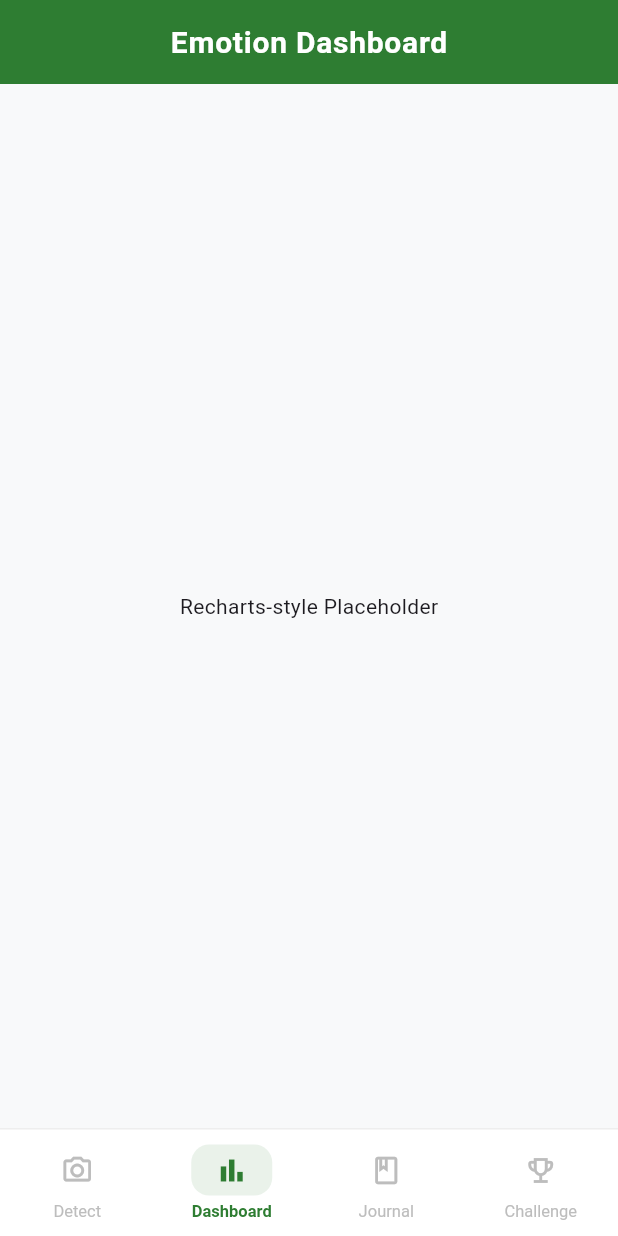
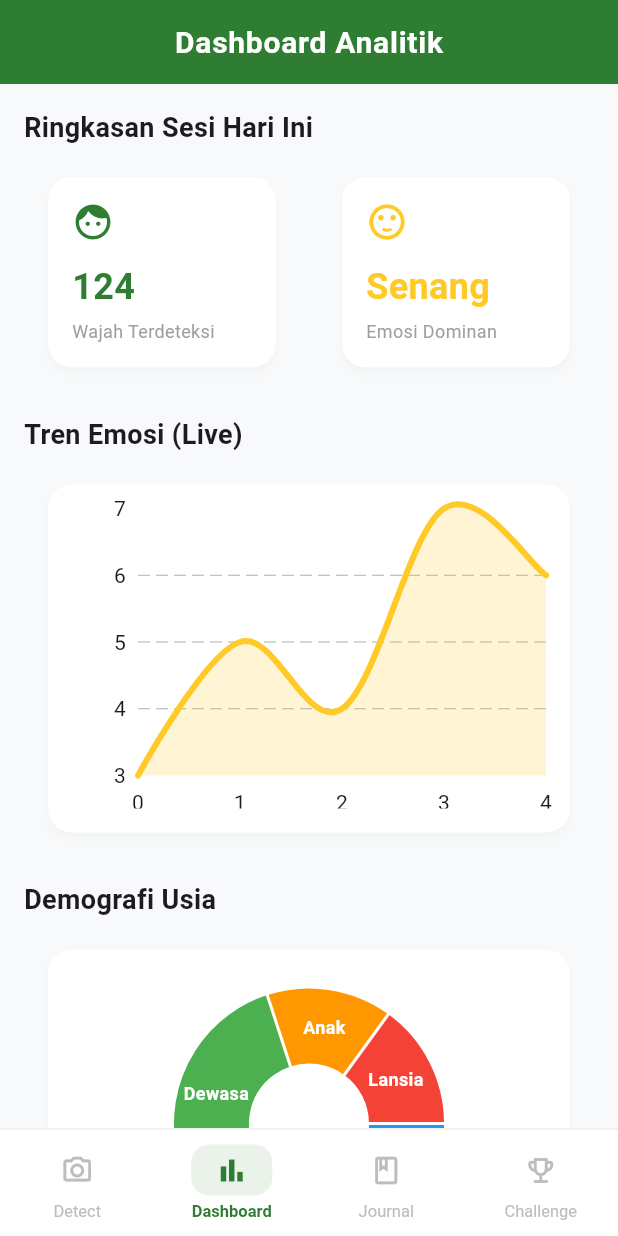
Before and after one commit to yajidms/pcd-tubes, a Flutter app: the screen it shows after launch, item 2 of the bottom bar chosen, on a phone screen of 412 x 824 dp. Run offline on Flutter 3.47's test engine with Material 3 defaults, Android fonts, the phone set to English and light mode, and no system bars; drawn by our look-alikes of fl_chart; our stand-ins replace flutter_dotenv; missing offline and left inert: mongo_dart.

Commit message:
feat(dashboard): implement analytical dashboard with fl_chart visualizations

```diff
--- a/lib/features/dashboard/dashboard_screen.dart
+++ b/lib/features/dashboard/dashboard_screen.dart
@@ -1,12 +1,160 @@
 import 'package:flutter/material.dart';
+import 'package:fl_chart/fl_chart.dart';
+import '../../shared/theme/app_theme.dart';
+
 class DashboardScreen extends StatelessWidget {
   const DashboardScreen({super.key});
+
   @override
   Widget build(BuildContext context) {
     return Scaffold(
-      appBar: AppBar(title: const Text('Emotion Dashboard')),
-      body: const Center(
-        child: Text('Recharts-style Placeholder'),
+      appBar: AppBar(
+        title: const Text('Dashboard Analitik'),
+      ),
+      body: SingleChildScrollView(
+        padding: const EdgeInsets.all(16.0),
+        child: Column(
+          crossAxisAlignment: CrossAxisAlignment.start,
+          children: [
+            const Text(
+              'Ringkasan Sesi Hari Ini',
+              style: TextStyle(fontSize: 18, fontWeight: FontWeight.bold),
+            ),
+            const SizedBox(height: 12),
+            // Kartu Ringkasan (Summary)
+            Row(
+              children: [
+                _buildSummaryCard('Wajah Terdeteksi', '124', Icons.face, AppTheme.primaryColor),
+                const SizedBox(width: 12),
+                _buildSummaryCard('Emosi Dominan', 'Senang', Icons.sentiment_satisfied, AppTheme.emotionHappy),
+              ],
+            ),
+            const SizedBox(height: 24),
+
+            // Grafik Garis Emosi (Tren Waktu)
+            const Text(
+              'Tren Emosi (Live)',
+              style: TextStyle(fontSize: 18, fontWeight: FontWeight.bold),
+            ),
+            const SizedBox(height: 12),
+            Card(
+              child: Padding(
+                padding: const EdgeInsets.all(16.0),
+                child: SizedBox(
+                  height: 200,
+                  child: LineChart(
+                    LineChartData(
+                      gridData: const FlGridData(show: true, drawVerticalLine: false),
+                      titlesData: const FlTitlesData(
+                        rightTitles: AxisTitles(sideTitles: SideTitles(showTitles: false)),
+                        topTitles: AxisTitles(sideTitles: SideTitles(showTitles: false)),
+                        bottomTitles: AxisTitles(
+                          sideTitles: SideTitles(showTitles: true, reservedSize: 22, interval: 1),
+                        ),
+                      ),
+                      borderData: FlBorderData(show: false),
+                      lineBarsData: [
+                        LineChartBarData(
+                          spots: const [
+                            FlSpot(0, 3), FlSpot(1, 5), FlSpot(2, 4), FlSpot(3, 7), FlSpot(4, 6),
+                          ],
+                          isCurved: true,
+                          color: AppTheme.emotionHappy,
+                          barWidth: 4,
+                          isStrokeCapRound: true,
+                          dotData: const FlDotData(show: false),
+                          belowBarData: BarAreaData(
+                            show: true,
+                            color: AppTheme.emotionHappy.withOpacity(0.2),
+                          ),
+                        ),
+                      ],
+                    ),
+                  ),
+                ),
+              ),
+            ),
+            const SizedBox(height: 24),
+
+            // Pie Chart Demografi Usia
+            const Text(
+              'Demografi Usia',
+              style: TextStyle(fontSize: 18, fontWeight: FontWeight.bold),
+            ),
+            const SizedBox(height: 12),
+            Card(
+              child: Padding(
+                padding: const EdgeInsets.all(16.0),
+                child: SizedBox(
+                  height: 200,
+                  child: PieChart(
+                    PieChartData(
+                      sectionsSpace: 2,
+                      centerSpaceRadius: 40,
+                      sections: [
+                        PieChartSectionData(
+                          color: Colors.blue,
+                          value: 40,
+                          title: 'Remaja',
+                          radius: 50,
+                          titleStyle: const TextStyle(fontSize: 12, fontWeight: FontWeight.bold, color: Colors.white),
+                        ),
+                        PieChartSectionData(
+                          color: Colors.green,
+                          value: 30,
+                          title: 'Dewasa',
+                          radius: 50,
+                          titleStyle: const TextStyle(fontSize: 12, fontWeight: FontWeight.bold, color: Colors.white),
+                        ),
+                        PieChartSectionData(
+                          color: Colors.orange,
+                          value: 15,
+                          title: 'Anak',
+                          radius: 50,
+                          titleStyle: const TextStyle(fontSize: 12, fontWeight: FontWeight.bold, color: Colors.white),
+                        ),
+                        PieChartSectionData(
+                          color: Colors.red,
+                          value: 15,
+                          title: 'Lansia',
+                          radius: 50,
+                          titleStyle: const TextStyle(fontSize: 12, fontWeight: FontWeight.bold, color: Colors.white),
+                        ),
+                      ],
+                    ),
+                  ),
+                ),
+              ),
+            ),
+          ],
+        ),
+      ),
+    );
+  }
+
+  // Widget Helper untuk Kartu Summary
+  Widget _buildSummaryCard(String title, String value, IconData icon, Color color) {
+    return Expanded(
+      child: Card(
+        child: Padding(
+          padding: const EdgeInsets.all(16.0),
+          child: Column(
+            crossAxisAlignment: CrossAxisAlignment.start,
+            children: [
+              Icon(icon, color: color, size: 28),
+              const SizedBox(height: 12),
+              Text(
+                value,
+                style: TextStyle(fontSize: 24, fontWeight: FontWeight.bold, color: color),
+              ),
+              const SizedBox(height: 4),
+              Text(
+                title,
+                style: const TextStyle(fontSize: 12, color: Colors.grey),
+              ),
+            ],
+          ),
+        ),
       ),
     );
   }
--- a/pubspec.yaml
+++ b/pubspec.yaml
@@ -36,7 +36,7 @@ dependencies:
   cupertino_icons: ^1.0.8
   flutter_dotenv: ^6.0.1
   mongo_dart: ^0.10.8
-  fl_chart: ^0.69.0
+  fl_chart: ^1.2.0
 
 dev_dependencies:
   flutter_test:
```
Also changed, not shown: pubspec.lock.
